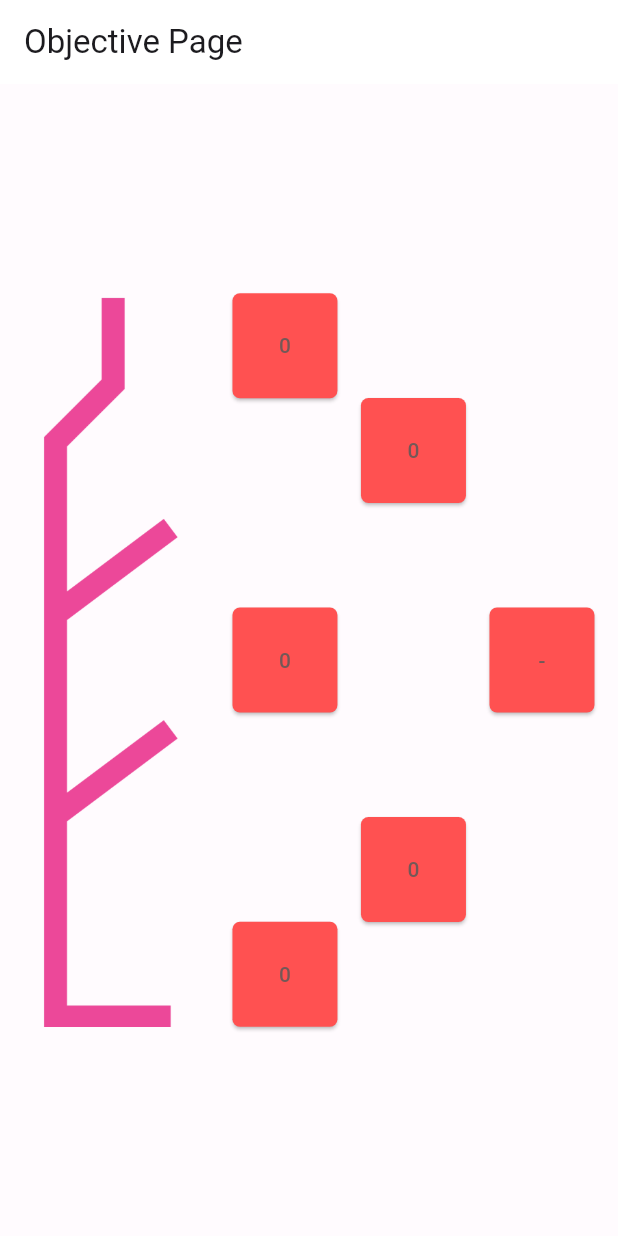
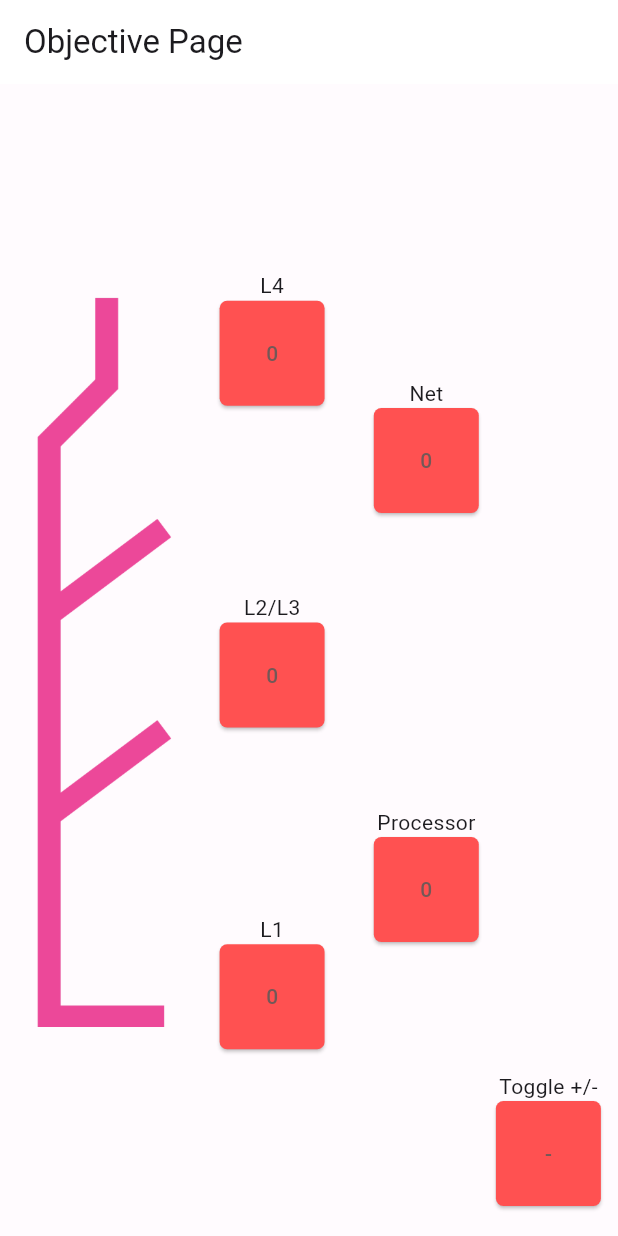
Before and after one commit to Ambitious-Jay/frc-scouting-demo, a Flutter app: the screen it shows after launch, on a phone screen of 412 x 824 dp. Run offline on Flutter 3.47's test engine with Material 3 defaults, Android fonts, the phone set to English and light mode, and no system bars.

Commit message:
created class for button w/ label
buttons with text above it as a label is now a class called LabelledButton()
pls tell me if this is cool and good and worth making pretty or warm and bad and deserving of //

```diff
--- /dev/null
+++ b/lib/labeled_button.dart
@@ -0,0 +1,31 @@
+import 'package:flutter/material.dart';
+
+class LabeledButton extends StatelessWidget {
+  final String label;
+  final Object buttonContent;
+  final Function() functionOnTap;
+
+  const LabeledButton(
+      {super.key,
+      required this.label,
+      required this.buttonContent,
+      required this.functionOnTap});
+
+  @override
+  Widget build(BuildContext context) {
+    return Column(
+      children: [
+        Text(label),
+        ElevatedButton(
+            style: ElevatedButton.styleFrom(
+                backgroundColor: Theme.of(context).colorScheme.primary,
+                foregroundColor: Theme.of(context).colorScheme.secondary,
+                minimumSize: const Size.square(70),
+                shape: RoundedRectangleBorder(
+                    borderRadius: BorderRadius.circular(5))),
+            onPressed: functionOnTap,
+            child: Text('$buttonContent')),
+      ],
+    );
+  }
+}
--- a/lib/objective_page.dart
+++ b/lib/objective_page.dart
@@ -1,5 +1,6 @@
 import 'package:flutter/material.dart';
 import 'package:frc1148_2025_scouting_app/color_scheme.dart';
+import 'package:frc1148_2025_scouting_app/labeled_button.dart';
 
 class ObjectivePage extends StatefulWidget {
   final Function(ThemeMode) onThemeChanged;
@@ -107,67 +108,100 @@ class _ObjectivePageState extends State<ObjectivePage> {
           Column(
             mainAxisAlignment: MainAxisAlignment.spaceEvenly,
             children: [
-              ElevatedButton(
-                  style: ElevatedButton.styleFrom(
-                      backgroundColor: Theme.of(context).colorScheme.primary,
-                      foregroundColor: Theme.of(context).colorScheme.secondary,
-                      minimumSize: const Size.square(70),
-                      shape: RoundedRectangleBorder(
-                          borderRadius: BorderRadius.circular(5))),
-                  onPressed: updateL4,
-                  child: Text('$l4Counter')),
-              ElevatedButton(
-                  style: ElevatedButton.styleFrom(
-                      backgroundColor: Theme.of(context).colorScheme.primary,
-                      foregroundColor: Theme.of(context).colorScheme.secondary,
-                      minimumSize: const Size.square(70),
-                      shape: RoundedRectangleBorder(
-                          borderRadius: BorderRadius.circular(5))),
-                  onPressed: updateL2L3,
-                  child: Text('$l2l3Counter')),
-              ElevatedButton(
-                  style: ElevatedButton.styleFrom(
-                      backgroundColor: Theme.of(context).colorScheme.primary,
-                      foregroundColor: Theme.of(context).colorScheme.secondary,
-                      minimumSize: const Size.square(70),
-                      shape: RoundedRectangleBorder(
-                          borderRadius: BorderRadius.circular(5))),
-                  onPressed: updateL1,
-                  child: Text('$l1Counter')),
+              // ElevatedButton(
+              //     style: ElevatedButton.styleFrom(
+              //         backgroundColor: Theme.of(context).colorScheme.primary,
+              //         foregroundColor: Theme.of(context).colorScheme.secondary,
+              //         minimumSize: const Size.square(70),
+              //         shape: RoundedRectangleBorder(
+              //             borderRadius: BorderRadius.circular(5))),
+              //     onPressed: updateL4,
+              //     child: Text('$l4Counter')),
+              LabeledButton(
+                  label: "L4",
+                  buttonContent: l4Counter,
+                  functionOnTap: updateL4),
+              // ElevatedButton(
+              //     style: ElevatedButton.styleFrom(
+              //         backgroundColor: Theme.of(context).colorScheme.primary,
+              //         foregroundColor: Theme.of(context).colorScheme.secondary,
+              //         minimumSize: const Size.square(70),
+              //         shape: RoundedRectangleBorder(
+              //             borderRadius: BorderRadius.circular(5))),
+              //     onPressed: updateL2L3,
+              //     child: Text('$l2l3Counter')),
+              LabeledButton(
+                  label: "L2/L3",
+                  buttonContent: l2l3Counter,
+                  functionOnTap: updateL2L3),
+              // ElevatedButton(
+              //     style: ElevatedButton.styleFrom(
+              //         backgroundColor: Theme.of(context).colorScheme.primary,
+              //         foregroundColor: Theme.of(context).colorScheme.secondary,
+              //         minimumSize: const Size.square(70),
+              //         shape: RoundedRectangleBorder(
+              //             borderRadius: BorderRadius.circular(5))),
+              //     onPressed: updateL1,
+              //     child: Text('$l1Counter')),
+              LabeledButton(
+                  label: "L1",
+                  buttonContent: l1Counter,
+                  functionOnTap: updateL1),
+            ],
+          ),
+          const SizedBox(width: 10),
+          Column(
+            mainAxisAlignment: MainAxisAlignment.spaceEvenly,
+            children: [
+              // ElevatedButton(
+              //     style: ElevatedButton.styleFrom(
+              //         backgroundColor: Theme.of(context).colorScheme.primary,
+              //         foregroundColor: Theme.of(context).colorScheme.secondary,
+              //         minimumSize: const Size.square(70),
+              //         shape: RoundedRectangleBorder(
+              //             borderRadius: BorderRadius.circular(5))),
+              //     onPressed: updateNet,
+              //     child: Text('$netCounter')),
+              LabeledButton(
+                  label: "Net",
+                  buttonContent: netCounter,
+                  functionOnTap: updateNet),
+              // ElevatedButton(
+              //     style: ElevatedButton.styleFrom(
+              //         backgroundColor: Theme.of(context).colorScheme.primary,
+              //         foregroundColor: Theme.of(context).colorScheme.secondary,
+              //         minimumSize: const Size.square(70),
+              //         shape: RoundedRectangleBorder(
+              //             borderRadius: BorderRadius.circular(5))),
+              //     onPressed: updateProcessor,
+              //     child: Text('$processorCounter')),
+              LabeledButton(
+                  label: "Processor",
+                  buttonContent: processorCounter,
+                  functionOnTap: updateProcessor),
             ],
           ),
           Column(
-            mainAxisAlignment: MainAxisAlignment.spaceEvenly,
             children: [
-              ElevatedButton(
-                  style: ElevatedButton.styleFrom(
-                      backgroundColor: Theme.of(context).colorScheme.primary,
-                      foregroundColor: Theme.of(context).colorScheme.secondary,
-                      minimumSize: const Size.square(70),
-                      shape: RoundedRectangleBorder(
-                          borderRadius: BorderRadius.circular(5))),
-                  onPressed: updateNet,
-                  child: Text('$netCounter')),
-              ElevatedButton(
-                  style: ElevatedButton.styleFrom(
-                      backgroundColor: Theme.of(context).colorScheme.primary,
-                      foregroundColor: Theme.of(context).colorScheme.secondary,
-                      minimumSize: const Size.square(70),
-                      shape: RoundedRectangleBorder(
-                          borderRadius: BorderRadius.circular(5))),
-                  onPressed: updateProcessor,
-                  child: Text('$processorCounter')),
+              const Spacer(),
+              // ElevatedButton(
+              //     style: ElevatedButton.styleFrom(
+              //         backgroundColor: Theme.of(context).colorScheme.primary,
+              //         foregroundColor: Theme.of(context).colorScheme.secondary,
+              //         minimumSize: const Size.square(70),
+              //         shape: RoundedRectangleBorder(
+              //             borderRadius: BorderRadius.circular(5))),
+              //     onPressed: toggleNegative,
+              //     child: Text(counter)),
+              LabeledButton(
+                  label: "Toggle +/-",
+                  buttonContent: counter,
+                  functionOnTap: toggleNegative),
+              const SizedBox(
+                height: 20,
+              )
             ],
-          ),
-          ElevatedButton(
-              style: ElevatedButton.styleFrom(
-                  backgroundColor: Theme.of(context).colorScheme.primary,
-                  foregroundColor: Theme.of(context).colorScheme.secondary,
-                  minimumSize: const Size.square(70),
-                  shape: RoundedRectangleBorder(
-                      borderRadius: BorderRadius.circular(5))),
-              onPressed: toggleNegative,
-              child: Text(counter)),
+          )
         ],
       )),
     );
```
